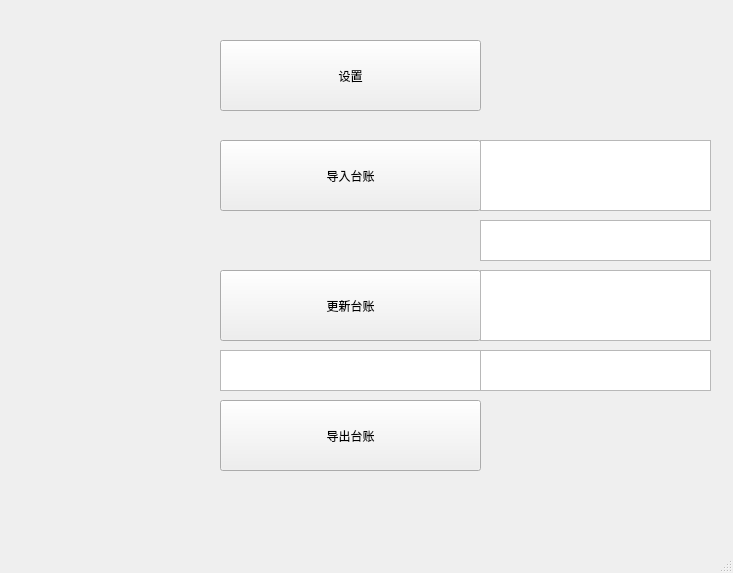
Above: mainwindow.ui from hclspring/AssetTableManager before the change. Below: the same form after it.
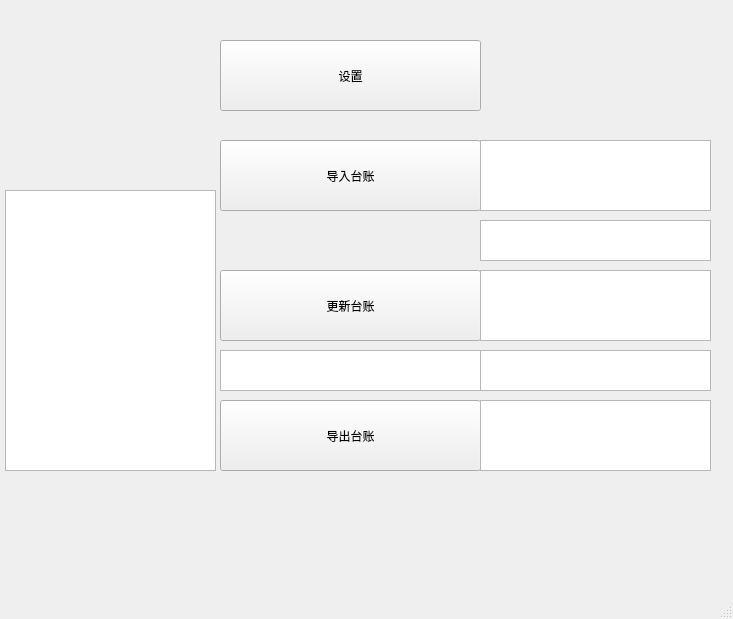
That is the form after the change.

Diff of the .ui file:
```diff
--- a/mainwindow.ui
+++ b/mainwindow.ui
@@ -7,7 +7,7 @@
     <x>0</x>
     <y>0</y>
     <width>733</width>
-    <height>573</height>
+    <height>619</height>
    </rect>
   </property>
   <property name="windowTitle">
@@ -128,6 +128,26 @@
      </rect>
     </property>
    </widget>
+   <widget class="QTextBrowser" name="updateProcessTextBrowser">
+    <property name="geometry">
+     <rect>
+      <x>5</x>
+      <y>190</y>
+      <width>211</width>
+      <height>281</height>
+     </rect>
+    </property>
+   </widget>
+   <widget class="QTextBrowser" name="exportInfoTextBrowser">
+    <property name="geometry">
+     <rect>
+      <x>480</x>
+      <y>400</y>
+      <width>231</width>
+      <height>71</height>
+     </rect>
+    </property>
+   </widget>
   </widget>
   <widget class="QMenuBar" name="menubar">
    <property name="geometry">
```
